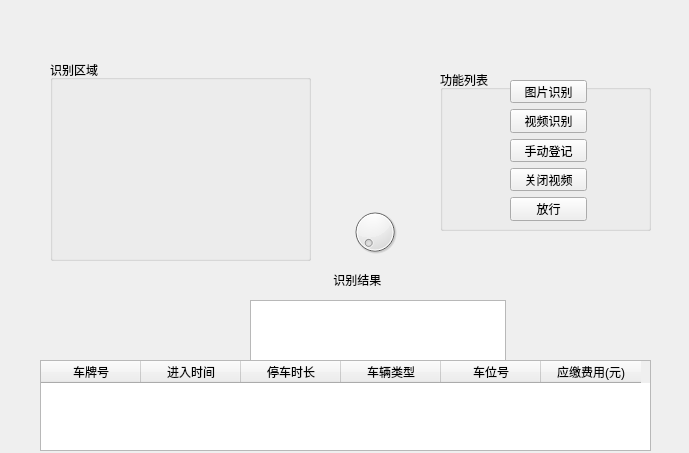
The window that Python_tensorflow_LicensePlate/front/KnowTest.ui (handsomeyaqiang/plate_number_of_company_parking_lot) describes before a commit, drawn with Qt 5.
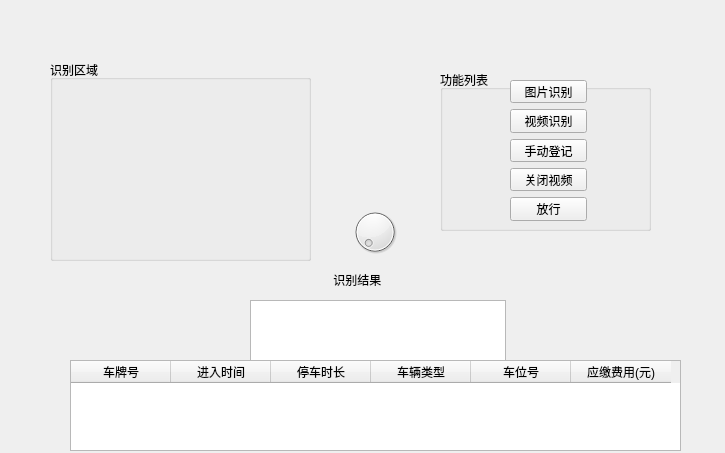
The same window after the commit.

Commit message: know调整了输出窗口的大小，财务管理添加了折线显示和表格详情显示， 测试的逻辑需要规范，车位管理调整了控件布局以满足数据规格

Patch:
```diff
--- a/Python_tensorflow_LicensePlate/front/KnowTest.ui
+++ b/Python_tensorflow_LicensePlate/front/KnowTest.ui
@@ -6,7 +6,7 @@
    <rect>
     <x>0</x>
     <y>0</y>
-    <width>689</width>
+    <width>725</width>
     <height>453</height>
    </rect>
   </property>
@@ -148,7 +148,7 @@
   <widget class="QTableWidget" name="tableWidget">
    <property name="geometry">
     <rect>
-     <x>40</x>
+     <x>70</x>
      <y>360</y>
      <width>611</width>
      <height>91</height>
```
The commit also changes 7 other files.
